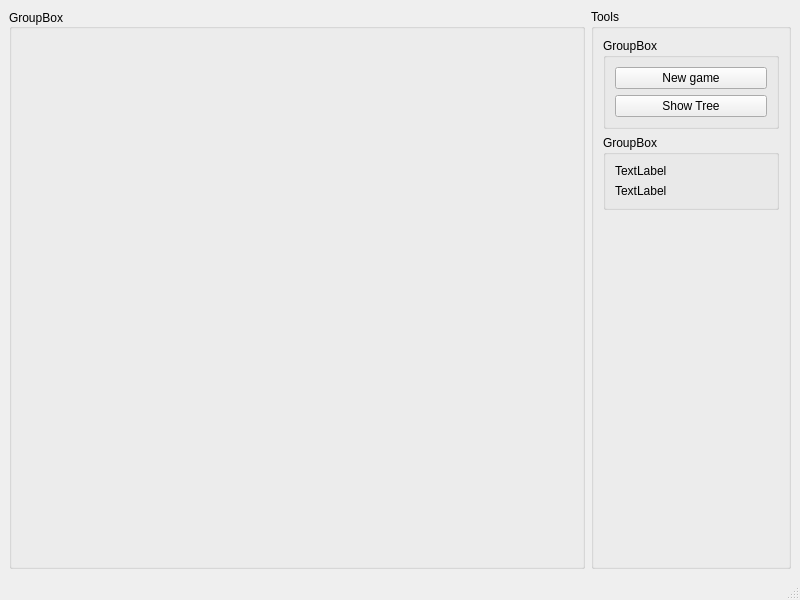
Old version of the form mainwindow.ui in the repository MahiruInami/gomoku.
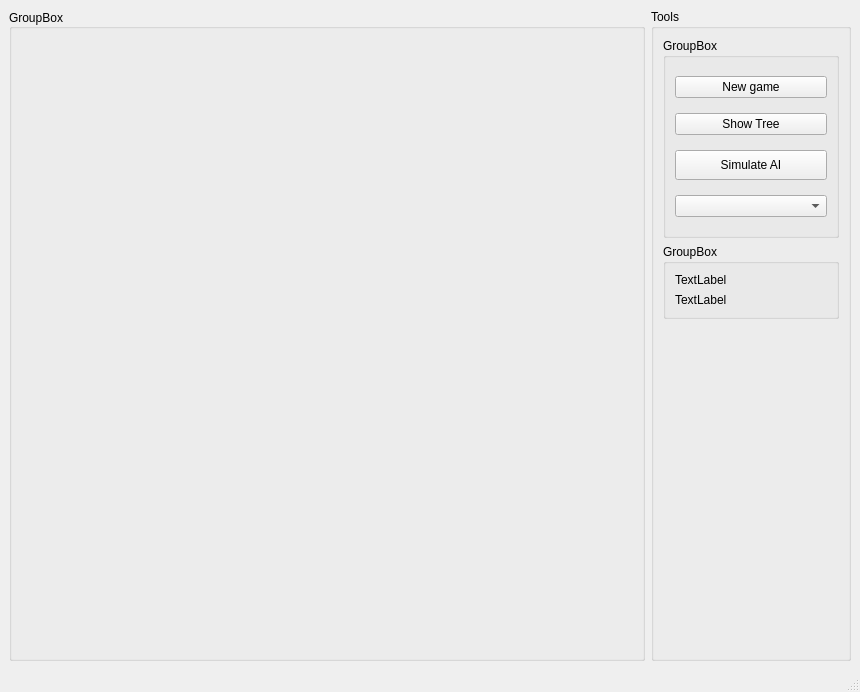
New version of the form.

Diff of the .ui file:
```diff
--- a/mainwindow.ui
+++ b/mainwindow.ui
@@ -6,8 +6,8 @@
    <rect>
     <x>0</x>
     <y>0</y>
-    <width>800</width>
-    <height>600</height>
+    <width>860</width>
+    <height>692</height>
    </rect>
   </property>
   <property name="sizePolicy">
@@ -90,6 +90,12 @@
         <layout class="QVBoxLayout" name="verticalLayout_4">
          <item>
           <widget class="QGroupBox" name="groupBox_2">
+           <property name="sizePolicy">
+            <sizepolicy hsizetype="Preferred" vsizetype="MinimumExpanding">
+             <horstretch>0</horstretch>
+             <verstretch>0</verstretch>
+            </sizepolicy>
+           </property>
            <property name="minimumSize">
             <size>
              <width>0</width>
@@ -99,7 +105,7 @@
            <property name="maximumSize">
             <size>
              <width>16777215</width>
-             <height>100</height>
+             <height>200</height>
             </size>
            </property>
            <property name="title">
@@ -120,6 +126,29 @@
               </property>
              </widget>
             </item>
+            <item>
+             <widget class="QPushButton" name="aiUpdateButton">
+              <property name="minimumSize">
+               <size>
+                <width>0</width>
+                <height>30</height>
+               </size>
+              </property>
+              <property name="text">
+               <string>Simulate AI</string>
+              </property>
+             </widget>
+            </item>
+            <item>
+             <widget class="QComboBox" name="aiLevel">
+              <property name="currentText">
+               <string/>
+              </property>
+              <property name="currentIndex">
+               <number>-1</number>
+              </property>
+             </widget>
+            </item>
            </layout>
           </widget>
          </item>
```
Left out of the diff: 2 changed lines with no effect on the pictures.
